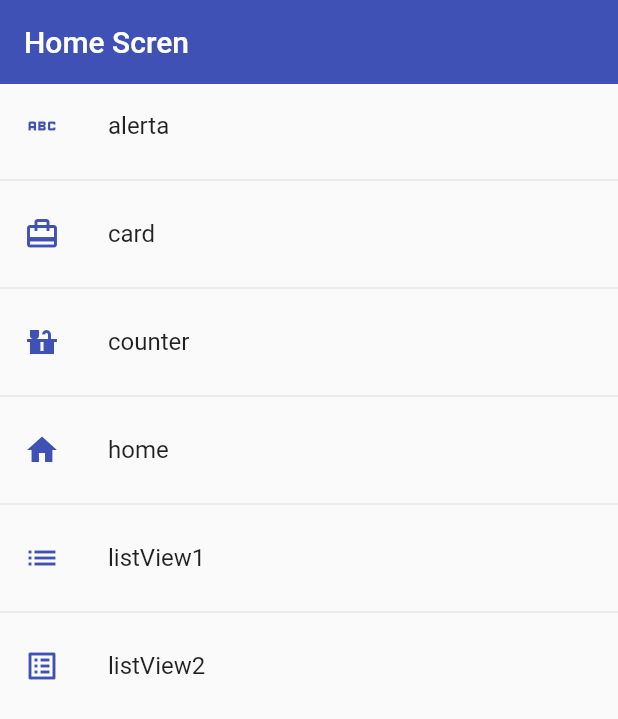
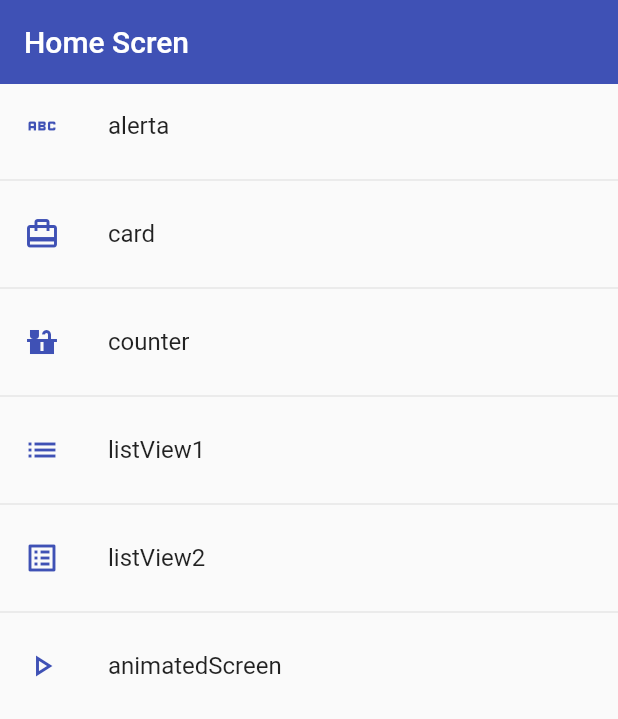
Before and after one commit to nicoisz/fluttereando, a Flutter app: the screen it shows after launch, on a phone screen of 412 x 824 dp. Shown: the top 719 px of the screen. Run offline on Flutter 3.47's test engine with Material 2 defaults, Android fonts, the phone set to English and light mode, and no system bars.

Commit message:
animated container

```diff
--- a/lib/main.dart
+++ b/lib/main.dart
@@ -1,7 +1,6 @@
 import 'package:flutter/material.dart';
 import 'package:my_app/router/router.dart';
 
-import 'package:my_app/screens/screens.dart';
 import 'package:my_app/theme/app_theme.dart';
 
 void main() {
--- a/lib/router/router.dart
+++ b/lib/router/router.dart
@@ -21,8 +21,11 @@ class AppRoutes {
         icon: Icons.countertops,
         name: 'counter',
         screen: const CounterScreen()),
-    MenuOptions(
-        route: 'home', icon: Icons.home, name: 'home', screen: HomeScreen()),
+    // MenuOptions(
+    //     route: 'home',
+    //     icon: Icons.home,
+    //     name: 'home',
+    //     screen: const HomeScreen()),
     MenuOptions(
         route: 'listView1',
         icon: Icons.list,
@@ -32,7 +35,12 @@ class AppRoutes {
         route: 'listView2',
         icon: Icons.list_alt,
         name: 'listView2',
-        screen: const Listview2Screen())
+        screen: const Listview2Screen()),
+    MenuOptions(
+        route: 'animated',
+        icon: Icons.play_arrow_outlined,
+        name: 'animatedScreen',
+        screen: const AnimatedScreen())
   ];
 
   static Map<String, Widget Function(BuildContext)> getAppRoutes() {
@@ -49,14 +57,15 @@ class AppRoutes {
     'alerta': (BuildContext context) => const Alertscreen(),
     'card': (BuildContext context) => const CardScreen(),
     'counter': (BuildContext context) => const CounterScreen(),
-    'home': (BuildContext context) => HomeScreen(),
+    'home': (BuildContext context) => const HomeScreen(),
     'listView1': (BuildContext context) => const Listview1Screen(),
-    'listView2': (BuildContext context) => const Listview2Screen()
+    'listView2': (BuildContext context) => const Listview2Screen(),
+    'animated': (BuildContext context) => const AnimatedScreen()
   };
 
   static Route<dynamic> onGenerateRoute(RouteSettings settings) {
     return MaterialPageRoute(
-      builder: (context) => const Alertscreen(),
+      builder: (context) => const HomeScreen(),
     );
   }
 }
--- a/lib/screens/home_screen.dart
+++ b/lib/screens/home_screen.dart
@@ -1,11 +1,15 @@
 import 'package:flutter/material.dart';
-import 'package:my_app/models/menu_option.dart';
 import 'package:my_app/router/router.dart';
 import 'package:my_app/theme/app_theme.dart';
 
-class HomeScreen extends StatelessWidget {
+class HomeScreen extends StatefulWidget {
   const HomeScreen({super.key});
 
+  @override
+  State<HomeScreen> createState() => _HomeScreenState();
+}
+
+class _HomeScreenState extends State<HomeScreen> {
   //int _count = 0;
   @override
   Widget build(BuildContext context) {
--- a/lib/screens/listview1_screen.dart
+++ b/lib/screens/listview1_screen.dart
@@ -21,7 +21,7 @@ class Listview1Screen extends StatelessWidget {
                 title: Text(e),
                 trailing: const Icon(Icons.arrow_forward_ios),
               )),
-          Divider()
+          const Divider()
         ],
       ),
     );
--- a/lib/screens/screens.dart
+++ b/lib/screens/screens.dart
@@ -4,3 +4,4 @@ export 'package:my_app/screens/counter_screen.dart';
 export 'package:my_app/screens/home_screen.dart';
 export 'package:my_app/screens/listview1_screen.dart';
 export 'package:my_app/screens/listview2_screen.dart';
+export 'package:my_app/screens/animated_screen.dart';
--- a/lib/theme/app_theme.dart
+++ b/lib/theme/app_theme.dart
@@ -10,5 +10,13 @@ class AppTheme {
         elevation: 0,
       ),
       textButtonTheme: TextButtonThemeData(
-          style: TextButton.styleFrom(foregroundColor: primary)));
+          style: TextButton.styleFrom(foregroundColor: primary)),
+      floatingActionButtonTheme:
+          const FloatingActionButtonThemeData(backgroundColor: primary),
+      elevatedButtonTheme: ElevatedButtonThemeData(
+        style: ElevatedButton.styleFrom(
+            foregroundColor: Colors.red,
+            shape: const StadiumBorder(),
+            elevation: 0),
+      ));
 }
--- a/lib/widgets/custom_card_type_1.dart
+++ b/lib/widgets/custom_card_type_1.dart
@@ -9,6 +9,8 @@ class CustomCardType1 extends StatelessWidget {
   @override
   Widget build(BuildContext context) {
     return Card(
+        child: Padding(
+      padding: const EdgeInsets.only(top: 10),
       child: Column(
         children: [
           const ListTile(
@@ -34,6 +36,7 @@ class CustomCardType1 extends StatelessWidget {
             ),
           )
         ],
+      ),
     ));
   }
 }
--- a/lib/widgets/widgets.dart
+++ b/lib/widgets/widgets.dart
@@ -1 +1,2 @@
 export 'package:my_app/widgets/custom_card_type_1.dart';
+export 'package:my_app/widgets/custom_card_type_2.dart';
--- a/pubspec.yaml
+++ b/pubspec.yaml
@@ -59,9 +59,8 @@ flutter:
   uses-material-design: true
 
   # To add assets to your application, add an assets section, like this:
-  # assets:
-  #   - images/a_dot_burr.jpeg
-  #   - images/a_dot_ham.jpeg
+  assets:
+     - assets/images/
 
   # An image asset can refer to one or more resolution-specific "variants", see
   # https://flutter.dev/assets-and-images/#resolution-aware
```
Also changed, not shown: lib/screens/alert_screen.dart (+83 -2 lines), lib/screens/animated_screen.dart (added, +61 -0 lines), lib/screens/card_screen.dart (+17 -1 lines), lib/widgets/custom_card_type_2.dart (added, +37 -0 lines), assets/images/jar-loading.gif (added), lib/screens/input_screen.dart (added). Lines whose indentation alone changed are shown as unchanged.
